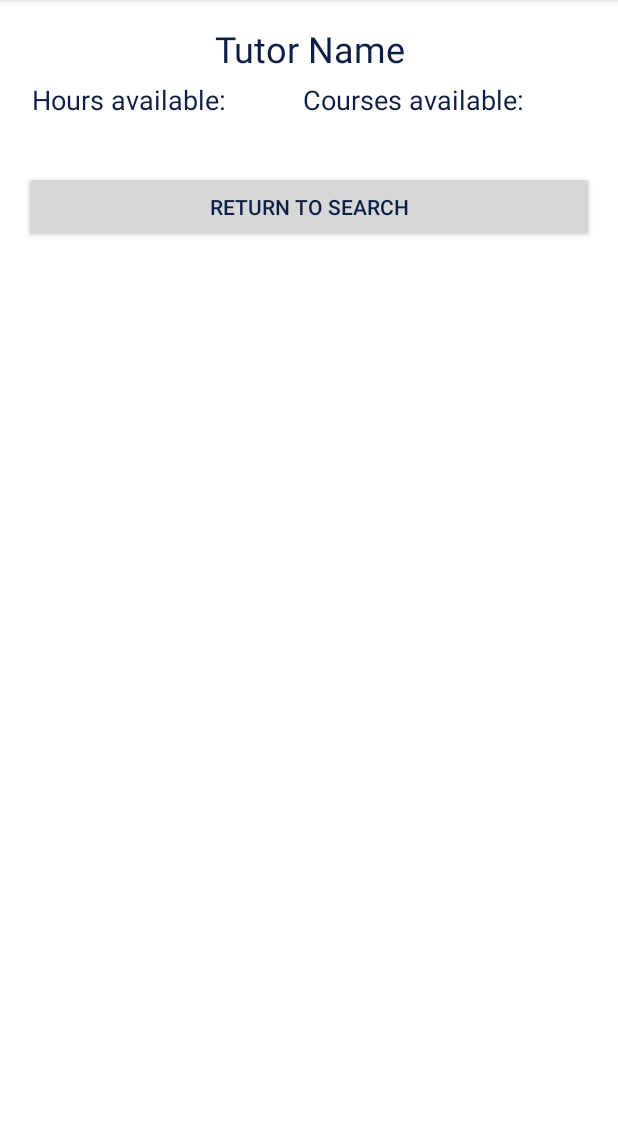
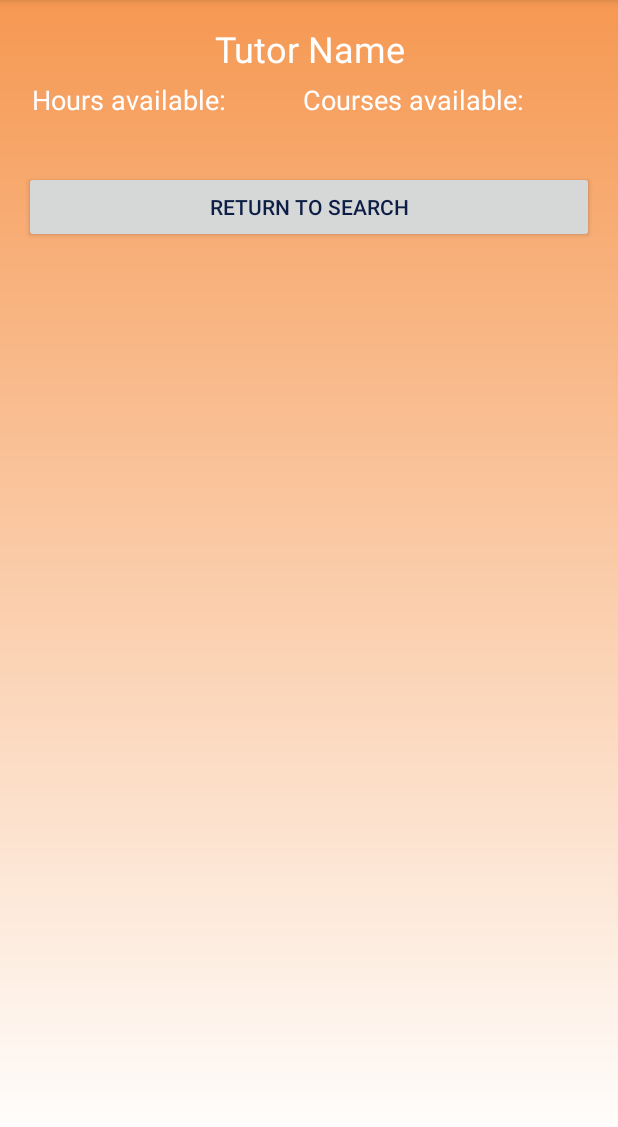
Before and after one commit to BigTravis/OCCStudentSuccessCenter, an Android app: the TutorDetailsActivity screen opened directly, with no data from a screen before it, on a phone screen of 412 x 824 dp, the part 84-1211 px from its top. Run offline under Robolectric (Android 15) with nearby library versions, the phone set to English and light mode, and no system bars; 1 statement that could not run was skipped.

```diff
--- a/app/src/main/res/drawable/gradient_background.xml
+++ b/app/src/main/res/drawable/gradient_background.xml
@@ -3,6 +3,6 @@
 
     android:shape="rectangle">
     <gradient
-        android:startColor="@color/occLightOrange"
-        android:endColor="@color/white"
+        android:startColor="@color/white"
+        android:endColor="@color/occLightOrange"
         android:angle="90" /></shape>
--- a/app/src/main/res/layout/activity_faq.xml
+++ b/app/src/main/res/layout/activity_faq.xml
@@ -19,7 +19,7 @@
         android:id="@+id/textView3"
         android:textAlignment="center"
         android:textSize="24sp"
-        android:textColor="@color/occDarkBlue"
+        android:textColor="@color/white"
         android:layout_marginBottom="10dp"/>
 
     <ListView
--- a/app/src/main/res/layout/activity_faqdetail.xml
+++ b/app/src/main/res/layout/activity_faqdetail.xml
@@ -20,7 +20,7 @@
 
         android:id="@+id/faqDetailQuestionTextView"
         android:textSize="16sp"
-        android:textColor="@color/occDarkBlue"
+        android:textColor="@color/white"
         android:layout_gravity="center_horizontal"
         android:gravity="center_horizontal"/>
 
--- a/app/src/main/res/layout/activity_search.xml
+++ b/app/src/main/res/layout/activity_search.xml
@@ -18,7 +18,8 @@
         android:layout_height="wrap_content"
         android:id="@+id/textView"
         android:textAlignment="center"
-        android:textSize="24sp" />
+        android:textSize="24sp"
+        android:textColor="@color/white"/>
 
     <TextView
         android:text="@string/student_success_center_hours"
@@ -26,7 +27,8 @@
         android:layout_height="wrap_content"
         android:id="@+id/textView2"
         android:textSize="12sp"
-        android:textAlignment="center" />
+        android:textAlignment="center"
+        android:textColor="@color/white"/>
 
     <LinearLayout
         android:orientation="vertical"
--- a/app/src/main/res/layout/activity_study_group.xml
+++ b/app/src/main/res/layout/activity_study_group.xml
@@ -19,7 +19,7 @@
         android:id="@+id/textView9"
         android:gravity="center"
         android:textSize="24sp"
-        android:textColor="@color/occDarkBlue"
+        android:textColor="@color/white"
         android:layout_marginBottom="10dp"/>
 
     <ListView
--- a/app/src/main/res/layout/activity_tutor_details.xml
+++ b/app/src/main/res/layout/activity_tutor_details.xml
@@ -19,7 +19,7 @@
         android:id="@+id/tutorNameTextView"
         android:textSize="24sp"
         android:textAlignment="center"
-        android:textColor="@color/occDarkBlue"/>
+        android:textColor="@color/white"/>
 
     <LinearLayout
         android:orientation="horizontal"
@@ -39,14 +39,16 @@
                 android:id="@+id/textView4"
                 android:layout_margin="5dp"
                 android:textSize="18sp"
-                android:textColor="@color/occDarkBlue"/>
+                android:textColor="@color/white"
+                android:textColorHighlight="@color/white"/>
 
             <TextView
                 android:text="Tutor Hours"
                 android:layout_width="match_parent"
                 android:layout_height="wrap_content"
                 android:id="@+id/tutorHoursTextView"
-                android:layout_margin="5dp" />
+                android:layout_margin="5dp"
+                android:textColor="@color/occPaleBlue"/>
         </LinearLayout>
 
         <LinearLayout
@@ -62,14 +64,16 @@
                 android:id="@+id/textView5"
                 android:layout_margin="5dp"
                 android:textSize="18sp"
-                android:textColor="@color/occDarkBlue"/>
+                android:textColor="@color/white"
+                android:textColorHighlight="@color/white"/>
 
             <TextView
                 android:text="Tutor Classes"
                 android:layout_width="match_parent"
                 android:layout_height="wrap_content"
                 android:id="@+id/tutorClassTextView"
-                android:layout_margin="5dp"/>
+                android:layout_margin="5dp"
+                android:textColor="@color/occPaleBlue"/>
         </LinearLayout>
 
     </LinearLayout>
--- a/app/src/main/res/layout/activity_tutor_list.xml
+++ b/app/src/main/res/layout/activity_tutor_list.xml
@@ -18,7 +18,8 @@
         android:layout_height="wrap_content"
         android:id="@+id/tutorAvailableTextView"
         android:textSize="24sp"
-        android:textAlignment="center" />
+        android:textAlignment="center"
+        android:textColor="@color/white"/>
 
     <TextView
         android:text="@string/subject_time_header"
@@ -26,7 +27,8 @@
         android:layout_height="wrap_content"
         android:id="@+id/tutorNameTextView"
         android:textSize="24sp"
-        android:textAlignment="center" />
+        android:textAlignment="center"
+        android:textColor="@color/white"/>
 
     <ListView
         android:layout_width="match_parent"
--- a/app/src/main/res/layout/tutor_list_item.xml
+++ b/app/src/main/res/layout/tutor_list_item.xml
@@ -12,7 +12,7 @@
         android:layout_height="wrap_content"
         android:id="@+id/tutorListNameTextView"
         android:textSize="18sp"
-        android:textColor="@color/black"/>
+        android:textColor="@color/occPaleBlue"/>
 
     <TextView
         android:text="TextView"
@@ -20,5 +20,5 @@
         android:layout_height="wrap_content"
         android:id="@+id/tutorListHoursTextView"
         android:textSize="18sp"
-        android:textColor="@color/black"/>
+        android:textColor="@color/occPaleBlue"/>
 </LinearLayout>
--- a/app/src/main/res/values/styles.xml
+++ b/app/src/main/res/values/styles.xml
@@ -3,13 +3,16 @@
     <!-- Base application theme. -->
     <style name="AppTheme" parent="Theme.AppCompat.Light.DarkActionBar">
         <!-- Customize your theme here. -->
+
         <item name="colorPrimary">@color/occPaleBlue</item>
         <item name="colorPrimaryDark">@color/occDarkBlue</item>
         <item name="colorAccent">@color/occDarkOrange</item>
         <item name="android:colorBackground">@color/white</item>
+        <item name="android:windowBackground">@drawable/gradient_background</item>
         <item name="android:textColorPrimaryInverse">@color/black</item>
         <item name="android:textColorSecondaryInverse">@color/black</item>
         <item name="android:textColorPrimary">@color/occDarkBlue</item>
+        <item name="android:textColorSecondary">@color/white</item>
     </style>
 
     <style name="AppTheme.NoActionBar">
```
Also changed, not shown: app/src/main/res/layout/study_group_item.xml (+8 -4 lines).
